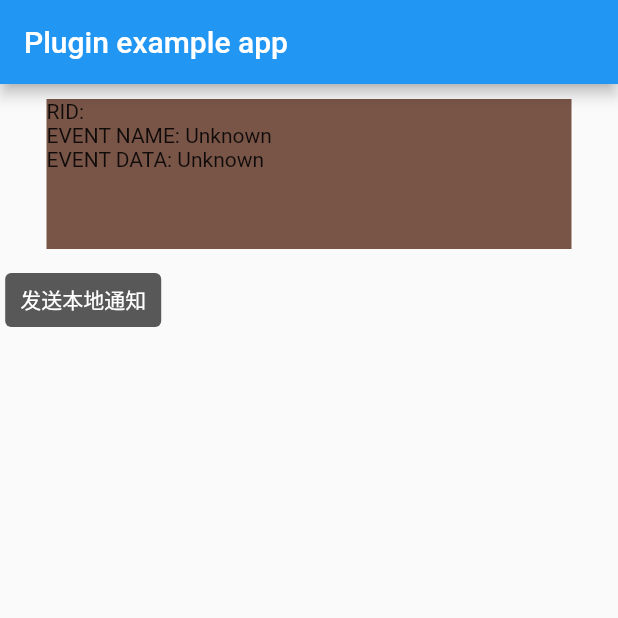
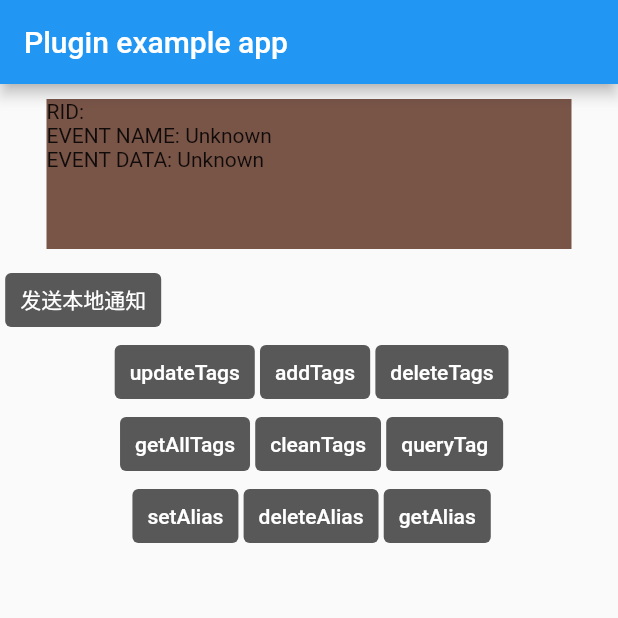
Before and after one commit to DevEngageLab/push-flutter-plugin, a Flutter app: the screen it shows after launch, on a phone screen of 412 x 824 dp, the top half of it. Run offline on Flutter 3.47's test engine with Material 2 defaults, Android fonts, the phone set to English and light mode, and no system bars.

Commit message:
补充demo的tag/alias操作示例，修复iOStags/alias bug，适配iOS4.3.2版本通知字段j_engagel_cloud字段，修改版本号为1.2.1

```diff
--- a/example/lib/main.dart
+++ b/example/lib/main.dart
@@ -35,8 +35,10 @@ class _MyAppState extends State<MyApp> {
       FlutterPluginEngagelab.printMy("flutter onMTCommonReceiver: $message");
       String event_name = message["event_name"];
       String event_data = message["event_data"];
-      FlutterPluginEngagelab.printMy("flutter onMTCommonReceiver event_name: " + event_name);
-      FlutterPluginEngagelab.printMy("flutter onMTCommonReceiver event_data: " + event_data);
+      FlutterPluginEngagelab.printMy(
+          "flutter onMTCommonReceiver event_name: " + event_name);
+      FlutterPluginEngagelab.printMy(
+          "flutter onMTCommonReceiver event_data: " + event_data);
       setState(() {
         _event_name = "$event_name";
         _event_data = "$event_data";
@@ -44,7 +46,8 @@ class _MyAppState extends State<MyApp> {
         if (Comparable.compare(event_name, "onConnectStatus") == 0 ||
             Comparable.compare(event_name, "networkDidLogin") == 0) {
           FlutterPluginEngagelab.getRegistrationId().then((rid) {
-              FlutterPluginEngagelab.printMy("flutter get registration id : $rid");
+            FlutterPluginEngagelab.printMy(
+                "flutter get registration id : $rid");
             setState(() {
               _platformVersion = "$rid";
             });
@@ -90,11 +93,11 @@ class _MyAppState extends State<MyApp> {
         appBar: AppBar(
           title: const Text('Plugin example app'),
         ),
-         body: new Center(
-            child: new Column(
+        body: Center(
+          child: Column(
             children: [
               Container(
-                  margin: EdgeInsets.fromLTRB(10, 10, 10, 10),
+                margin: const EdgeInsets.fromLTRB(10, 10, 10, 10),
                 color: Colors.brown,
                 child: Text('RID: $_platformVersion\n'
                     'EVENT NAME: $_event_name\n'
@@ -102,10 +105,9 @@ class _MyAppState extends State<MyApp> {
                 width: 350,
                 height: 100,
               ),
-                new Row(
-                  children: <Widget> [
-                    new Text(" "),
-                    new CustomButton(
+              Row(children: <Widget>[
+                const Text(" "),
+                CustomButton(
                     title: "发送本地通知",
                     onPressed: () {
                       // 三秒后出发本地推送
@@ -121,17 +123,91 @@ class _MyAppState extends State<MyApp> {
                           priority: 2,
                           badge: 5,
                           extra: {"fa": "0"});
-                        FlutterPluginEngagelab
-                          .sendLocalNotification(localNotification)
+                      FlutterPluginEngagelab.sendLocalNotification(
+                              localNotification)
                           .then((res) {
                         // setState(() {
                         //   debugLable = res;
                         // });
                       });
-                      }
-                    ),
-                  ]
-                ),
+                    }),
+              ]),
+              Row(
+                  mainAxisAlignment: MainAxisAlignment.center,
+                  children: <Widget>[
+                    const Text(" "),
+                    CustomButton(
+                        title: "updateTags",
+                        onPressed: () {
+                          FlutterPluginEngagelab.updateTags({
+                            "sequence": 1,
+                            "tags": ["lala", "haha"]
+                          });
+                        }),
+                    const Text(" "),
+                    CustomButton(
+                        title: "addTags",
+                        onPressed: () {
+                          FlutterPluginEngagelab.addTags({
+                            "sequence": 2,
+                            "tags": ["lala", "haha"]
+                          });
+                        }),
+                    const Text(" "),
+                    CustomButton(
+                        title: "deleteTags",
+                        onPressed: () {
+                          FlutterPluginEngagelab.deleteTags({
+                            "sequence": 3,
+                            "tags": ["lala", "haha"]
+                          });
+                        }),
+                  ]),
+              Row(
+                  mainAxisAlignment: MainAxisAlignment.center,
+                  children: <Widget>[
+                    const Text(" "),
+                    CustomButton(
+                        title: "getAllTags",
+                        onPressed: () {
+                          FlutterPluginEngagelab.queryAllTag(4);
+                        }),
+                    const Text(" "),
+                    CustomButton(
+                        title: "cleanTags",
+                        onPressed: () {
+                          FlutterPluginEngagelab.deleteAllTag(5);
+                        }),
+                    const Text(" "),
+                    CustomButton(
+                        title: "queryTag",
+                        onPressed: () {
+                          FlutterPluginEngagelab.queryTag(
+                              {"sequence": 6, "tag": "lala"});
+                        }),
+                  ]),
+              Row(
+                  mainAxisAlignment: MainAxisAlignment.center,
+                  children: <Widget>[
+                    const Text(" "),
+                    CustomButton(
+                        title: "setAlias",
+                        onPressed: () {
+                          FlutterPluginEngagelab.setAlias(7, "thealias11");
+                        }),
+                    const Text(" "),
+                    CustomButton(
+                        title: "deleteAlias",
+                        onPressed: () {
+                          FlutterPluginEngagelab.clearAlias(8);
+                        }),
+                    const Text(" "),
+                    CustomButton(
+                        title: "getAlias",
+                        onPressed: () {
+                          FlutterPluginEngagelab.getAlias(9);
+                        }),
+                  ]),
             ],
           ),
         ),
@@ -139,7 +215,6 @@ class _MyAppState extends State<MyApp> {
     );
   }
 }
-
 
 /// 封装控件
 class CustomButton extends StatelessWidget {
@@ -150,14 +225,15 @@ class CustomButton extends StatelessWidget {
 
   @override
   Widget build(BuildContext context) {
-    return new TextButton(
+    return TextButton(
       onPressed: onPressed,
-      child: new Text("$title"),
-      style: new ButtonStyle(
+      child: Text("$title"),
+      style: ButtonStyle(
         foregroundColor: MaterialStateProperty.all(Colors.white),
-        overlayColor: MaterialStateProperty.all(Color(0xff888888)),
-        backgroundColor: MaterialStateProperty.all(Color(0xff585858)),
-        padding: MaterialStateProperty.all(EdgeInsets.fromLTRB(10, 5, 10, 5)),
+        overlayColor: MaterialStateProperty.all(const Color(0xff888888)),
+        backgroundColor: MaterialStateProperty.all(const Color(0xff585858)),
+        padding:
+            MaterialStateProperty.all(const EdgeInsets.fromLTRB(10, 5, 10, 5)),
       ),
     );
   }
--- a/pubspec.yaml
+++ b/pubspec.yaml
@@ -1,6 +1,6 @@
 name: flutter_plugin_engagelab
 description: A new Flutter plugin.
-version: 1.2.0
+version: 1.2.1
 homepage: https://www.engagelab.com/
 
 environment:
```
Also changed, not shown: 2 other files. Lines whose indentation alone changed are shown as unchanged.
